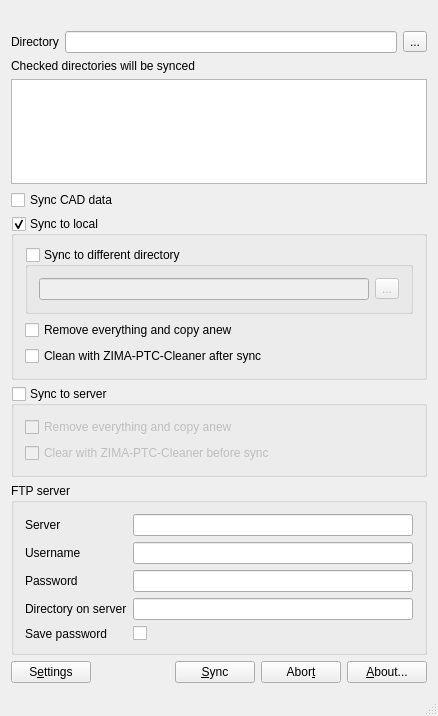
This is src/MainWindow.ui in ZIMA-Engineering/ZIMA-CAD-Sync as Qt 5 draws it before an edit. The edited form follows.
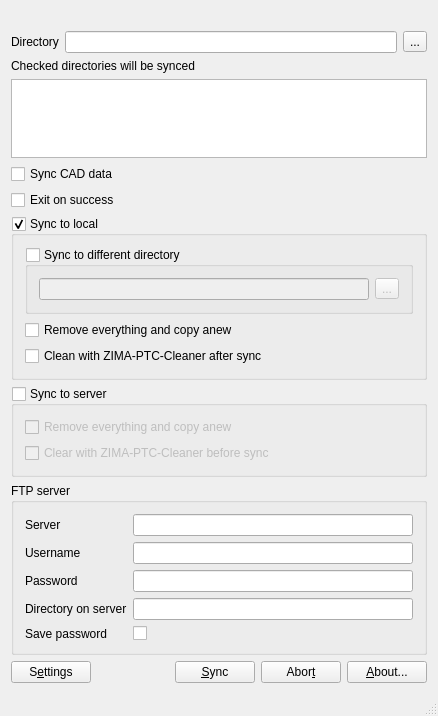
This is the edited form. Icons and pictures are not drawn.

Commit message: Add exit on success checkbox

Patch:
```diff
--- a/src/MainWindow.ui
+++ b/src/MainWindow.ui
@@ -67,6 +67,13 @@
       </property>
      </widget>
     </item>
+    <item>
+     <widget class="QCheckBox" name="exitCheckBox">
+      <property name="text">
+       <string>Exit on success</string>
+      </property>
+     </widget>
+    </item>
     <item>
      <widget class="QGroupBox" name="localGroupBox">
       <property name="title">
```
The commit also changes 1 other file.
